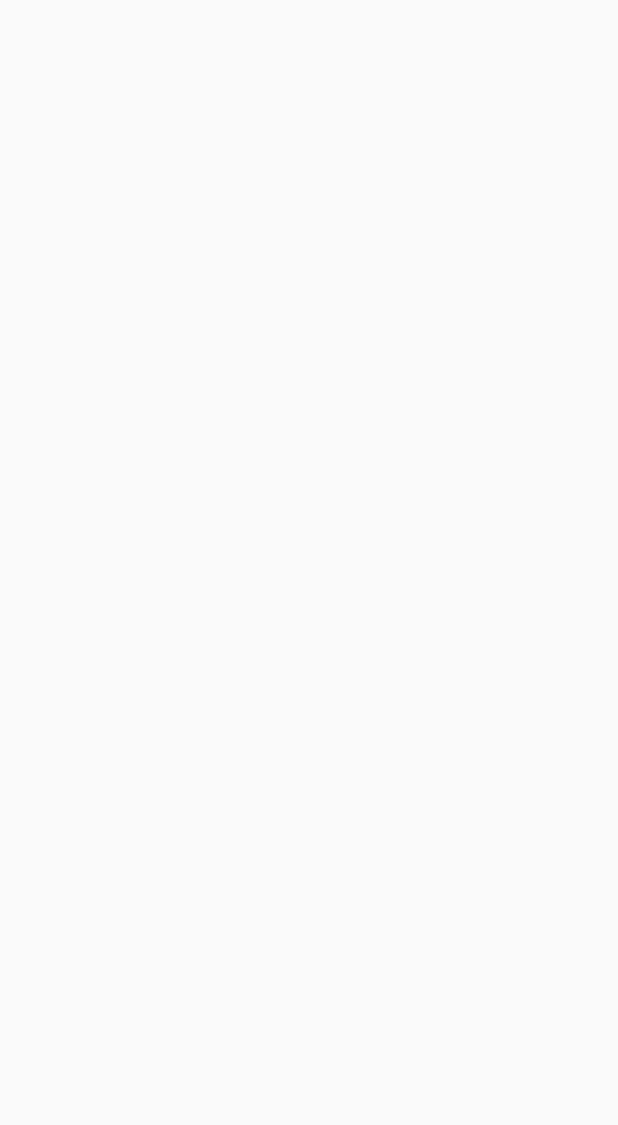
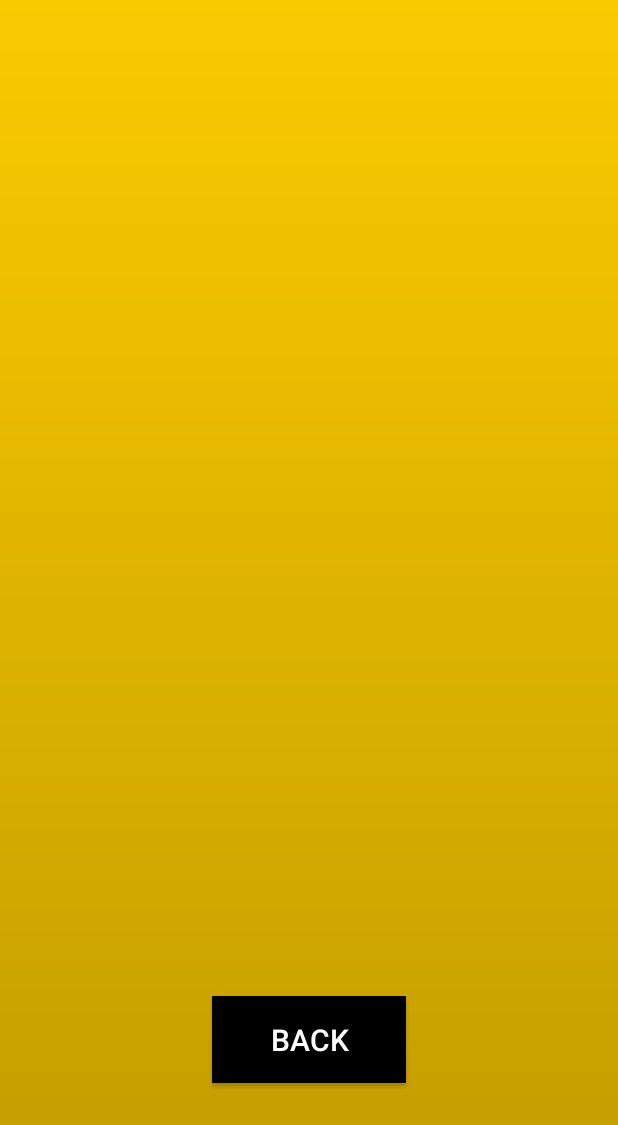
Before and after one commit to virusky/38_LeDiKhang_18037851, an Android app: the Show_info screen opened directly, with no data from a screen before it, on a phone screen of 412 x 824 dp. Before the commit the part shown is empty. Shown: the top 1125 px of the screen. Run offline under Robolectric (Android 15) with nearby library versions, the phone set to English and light mode, and no system bars; our stand-ins replace Firebase (no records; nobody signed in at launch, a user with empty details on screens opened directly), Volley; network calls fail.

Commit message:
commit man hinh information + chuc nang xoa + hinh anh

```diff
--- a/app/build.gradle
+++ b/app/build.gradle
@@ -45,6 +45,8 @@ dependencies {
     implementation 'androidx.appcompat:appcompat:1.3.0'
     implementation 'com.google.android.material:material:1.3.0'
     implementation 'androidx.constraintlayout:constraintlayout:2.0.4'
+    implementation 'org.jetbrains:annotations:15.0'
+    implementation 'org.jetbrains:annotations:15.0'
     testImplementation 'junit:junit:4.+'
     androidTestImplementation 'androidx.test.ext:junit:1.1.2'
     androidTestImplementation 'androidx.test.espresso:espresso-core:3.3.0'
--- a/app/src/main/AndroidManifest.xml
+++ b/app/src/main/AndroidManifest.xml
@@ -11,7 +11,8 @@
         android:roundIcon="@mipmap/ic_launcher_round"
         android:supportsRtl="true"
         android:theme="@style/Theme.38_18037851_LeDiKhang">
-        <activity android:name=".Add_product"></activity>
+        <activity android:name=".UpdateItem"></activity>
+        <activity android:name=".Add_product" />
         <activity android:name=".Show_info" />
         <activity android:name=".Manager" />
         <activity android:name=".MainActivity">
--- /dev/null
+++ b/app/src/main/java/iuh/edu/a38_18037851_ledikhang/ProductAdapter.java
@@ -0,0 +1,117 @@
+package iuh.edu.a38_18037851_ledikhang;
+
+import android.content.Context;
+import android.content.Intent;
+import android.os.Bundle;
+import android.view.LayoutInflater;
+import android.view.View;
+import android.view.ViewGroup;
+import android.widget.Toast;
+
+import androidx.annotation.NonNull;
+import androidx.recyclerview.widget.RecyclerView;
+
+import com.android.volley.DefaultRetryPolicy;
+import com.android.volley.Request;
+import com.android.volley.RequestQueue;
+import com.android.volley.toolbox.JsonArrayRequest;
+import com.android.volley.toolbox.StringRequest;
+import com.android.volley.toolbox.Volley;
+
+import org.json.JSONObject;
+
+import java.util.ArrayList;
+import java.util.Collections;
+import java.util.Comparator;
+import java.util.List;
+
+public class ProductAdapter extends RecyclerView.Adapter<MyViewHolder>{
+    private List<Product> products;
+    private Context context;
+    private String url = "https://60b6edb917d1dc0017b8899e.mockapi.io/product";
+
+    public ProductAdapter(Context context) {
+        this.context = context;
+        update();
+    }
+
+    @NonNull
+    @Override
+    public MyViewHolder onCreateViewHolder(@NonNull ViewGroup parent, int viewType) {
+        View view = LayoutInflater.from(context).inflate(R.layout.item, parent, false);
+        return new MyViewHolder(view);
+    }
+
+    @Override
+    public void onBindViewHolder(@NonNull MyViewHolder holder, int position) {
+        Product product = products.get(position);
+
+        holder.count.setText(String.valueOf(position+1));
+        holder.type.setText("Type: " + product.getType());
+        holder.price.setText("Price: " + product.getPrice() + "$");
+        holder.price.setText("Country" + product.getCountry());
+
+        holder.buttonDelete.setOnClickListener( v -> {
+            StringRequest stringRequest = new StringRequest(Request.Method.DELETE, url + "/" + product.getId(),
+                    response -> {
+                        Toast.makeText(context, "Deleted", Toast.LENGTH_SHORT).show();
+                        update();
+                    },
+                    error -> {
+                        error.printStackTrace();
+                    });
+            stringRequest.setRetryPolicy(new DefaultRetryPolicy(0, 1, 1));
+            RequestQueue queue = Volley.newRequestQueue(context);
+            queue.add(stringRequest);
+        });
+
+        holder.buttonUpdate.setOnClickListener( v -> {
+            Bundle bundle = new Bundle();
+            bundle.putSerializable("product", product);
+            Intent intent = new Intent(context, UpdateItem.class);
+            intent.putExtras(bundle);
+            context.startActivity(intent);
+        });
+
+    }
+
+    @Override
+    public int getItemCount() {
+        return products.size();
+    }
+
+    public void update() {
+        products = new ArrayList<>();
+        JsonArrayRequest jsonArrayRequest = new JsonArrayRequest(url, response -> {
+            try {
+                for (int i = response.length() - 1; i >= 0; i--) {
+                    JSONObject object = (JSONObject) response.get(i);
+
+                    int id = object.getInt("id");
+                    String type = object.getString("type");
+                    double price = object.getDouble("price");
+                    String country = object.getString("country");
+
+                    products.add(new Product(id, type, price, country));
+                    Collections.sort(products, new Comparator() {
+                        @Override
+                        public int compare(Object o1, Object o2) {
+                            Product p1 = (Product) o1;
+                            Product p2 = (Product) o2;
+                            return new Integer(p1.getId()).compareTo(new Integer(p2.getId()));
+                        }
+                    });
+                }
+                notifyDataSetChanged();
+            } catch (Exception e) {
+                e.printStackTrace();
+            }
+        }, error -> {
+            error.printStackTrace();
+        });
+        jsonArrayRequest.setRetryPolicy(new DefaultRetryPolicy(0, 1, 1));
+        RequestQueue queue = Volley.newRequestQueue(context);
+        queue.add(jsonArrayRequest);
+    }
+
+}
--- a/app/src/main/java/iuh/edu/a38_18037851_ledikhang/Show_info.java
+++ b/app/src/main/java/iuh/edu/a38_18037851_ledikhang/Show_info.java
@@ -1,14 +1,58 @@
 package iuh.edu.a38_18037851_ledikhang;
 
 import androidx.appcompat.app.AppCompatActivity;
+import androidx.recyclerview.widget.GridLayoutManager;
+import androidx.recyclerview.widget.RecyclerView;
 
+import android.content.Intent;
 import android.os.Bundle;
+import android.widget.Button;
+
+import com.google.firebase.auth.FirebaseAuth;
 
 public class Show_info extends AppCompatActivity {
+
+    private String url = "https://60b6edb917d1dc0017b8899e.mockapi.io/product";
+    private ProductAdapter adapter;
+    private RecyclerView recyclerView;
+    private Button buttonBack;
+    private FirebaseAuth auth;
+    private FirebaseAuth.AuthStateListener stateListener;
 
     @Override
     protected void onCreate(Bundle savedInstanceState) {
         super.onCreate(savedInstanceState);
         setContentView(R.layout.activity_show_info);
+
+        recyclerView = findViewById(R.id.recyclerManager);
+        buttonBack = findViewById(R.id.btnBackManager);
+
+        adapter = new ProductAdapter(Show_info.this);
+        recyclerView.setLayoutManager(new GridLayoutManager(Show_info.this, 1));
+        recyclerView.setAdapter(adapter);
+
+        auth = FirebaseAuth.getInstance();
+        stateListener = auth -> {
+            if (auth.getCurrentUser() == null){
+                startActivity( new Intent(Show_info.this, MainActivity.class));
+                finish();
+            }
+        };
+        buttonBack.setOnClickListener(v -> {
+            startActivity(new Intent(Show_info.this,Manager.class));
+            finish();
+        });
+    }
+    @Override
+    protected void onStart() {
+        super.onStart();
+        auth.addAuthStateListener(stateListener);
+    }
+
+    @Override
+    protected void onStop() {
+        super.onStop();
+        if (stateListener != null)
+            auth.removeAuthStateListener(stateListener);
     }
 }
--- a/app/src/main/res/layout/activity_show_info.xml
+++ b/app/src/main/res/layout/activity_show_info.xml
@@ -4,6 +4,29 @@
     xmlns:tools="http://schemas.android.com/tools"
     android:layout_width="match_parent"
     android:layout_height="match_parent"
+    android:background="@drawable/background"
     tools:context=".Show_info">
 
+    <Button
+        android:id="@+id/btnBackManager"
+        android:layout_width="129dp"
+        android:layout_height="58dp"
+        android:layout_marginTop="16dp"
+        android:background="#000000"
+        android:text="back"
+        android:textColor="#FFFFFF"
+        android:textSize="20sp"
+        app:layout_constraintBottom_toBottomOf="parent"
+        app:layout_constraintEnd_toEndOf="parent"
+        app:layout_constraintStart_toStartOf="parent"
+        app:layout_constraintTop_toBottomOf="@+id/recyclerManager"
+        app:layout_constraintVertical_bias="0.07" />
+
+    <androidx.recyclerview.widget.RecyclerView
+        android:id="@+id/recyclerManager"
+        android:layout_width="391dp"
+        android:layout_height="640dp"
+        app:layout_constraintEnd_toEndOf="parent"
+        app:layout_constraintStart_toStartOf="parent"
+        app:layout_constraintTop_toTopOf="parent" />
 </androidx.constraintlayout.widget.ConstraintLayout>
```
Also changed, not shown: app/src/main/java/iuh/edu/a38_18037851_ledikhang/MyViewHolder.java (added, +34 -0 lines), app/src/main/java/iuh/edu/a38_18037851_ledikhang/Product.java (added, +59 -0 lines), app/src/main/java/iuh/edu/a38_18037851_ledikhang/UpdateItem.java (added, +14 -0 lines), app/src/main/res/layout/activity_update_item.xml (added, +9 -0 lines), app/src/main/res/layout/item.xml (added, +101 -0 lines), 1 other file.
